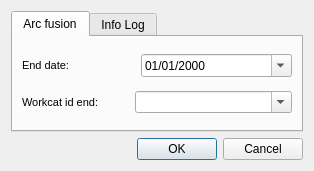
The window that core/ui/toolbars/edit/arc_fusion.ui (Giswater/giswater_qgis_plugin) describes before a commit, drawn with Qt 5.
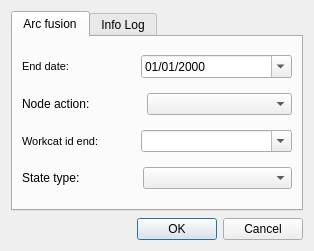
The same window after the commit.

Commit message: Add #827 widgets to arc_fusion ui

```diff
--- a/core/ui/toolbars/edit/arc_fusion.ui
+++ b/core/ui/toolbars/edit/arc_fusion.ui
@@ -7,7 +7,7 @@
     <x>0</x>
     <y>0</y>
     <width>314</width>
-    <height>171</height>
+    <height>251</height>
    </rect>
   </property>
   <property name="windowTitle">
@@ -87,7 +87,7 @@
          </item>
         </layout>
        </item>
-       <item row="1" column="0">
+       <item row="2" column="0">
         <layout class="QHBoxLayout" name="horizontalLayout">
          <item>
           <widget class="QLabel" name="label_workcat_id_end">
@@ -126,7 +126,7 @@
            </property>
            <property name="sizeHint" stdset="0">
             <size>
-             <width>30</width>
+             <width>36</width>
              <height>20</height>
             </size>
            </property>
@@ -150,6 +150,80 @@
          </item>
         </layout>
        </item>
+       <item row="1" column="0">
+        <layout class="QHBoxLayout" name="horizontalLayout_4">
+         <item>
+          <widget class="QLabel" name="label_nodeaction">
+           <property name="text">
+            <string>Node action:</string>
+           </property>
+          </widget>
+         </item>
+         <item>
+          <spacer name="horizontalSpacer_4">
+           <property name="orientation">
+            <enum>Qt::Horizontal</enum>
+           </property>
+           <property name="sizeType">
+            <enum>QSizePolicy::Fixed</enum>
+           </property>
+           <property name="sizeHint" stdset="0">
+            <size>
+             <width>51</width>
+             <height>20</height>
+            </size>
+           </property>
+          </spacer>
+         </item>
+         <item>
+          <widget class="QComboBox" name="cmb_nodeaction">
+           <property name="sizePolicy">
+            <sizepolicy hsizetype="Expanding" vsizetype="Fixed">
+             <horstretch>0</horstretch>
+             <verstretch>0</verstretch>
+            </sizepolicy>
+           </property>
+          </widget>
+         </item>
+        </layout>
+       </item>
+       <item row="3" column="0">
+        <layout class="QHBoxLayout" name="horizontalLayout_5">
+         <item>
+          <widget class="QLabel" name="label_statetype">
+           <property name="text">
+            <string>State type:</string>
+           </property>
+          </widget>
+         </item>
+         <item>
+          <spacer name="horizontalSpacer_5">
+           <property name="orientation">
+            <enum>Qt::Horizontal</enum>
+           </property>
+           <property name="sizeType">
+            <enum>QSizePolicy::Fixed</enum>
+           </property>
+           <property name="sizeHint" stdset="0">
+            <size>
+             <width>57</width>
+             <height>20</height>
+            </size>
+           </property>
+          </spacer>
+         </item>
+         <item>
+          <widget class="QComboBox" name="cmb_statetype">
+           <property name="sizePolicy">
+            <sizepolicy hsizetype="Expanding" vsizetype="Fixed">
+             <horstretch>0</horstretch>
+             <verstretch>0</verstretch>
+            </sizepolicy>
+           </property>
+          </widget>
+         </item>
+        </layout>
+       </item>
       </layout>
      </widget>
      <widget class="QWidget" name="tab_loginfo">
```
